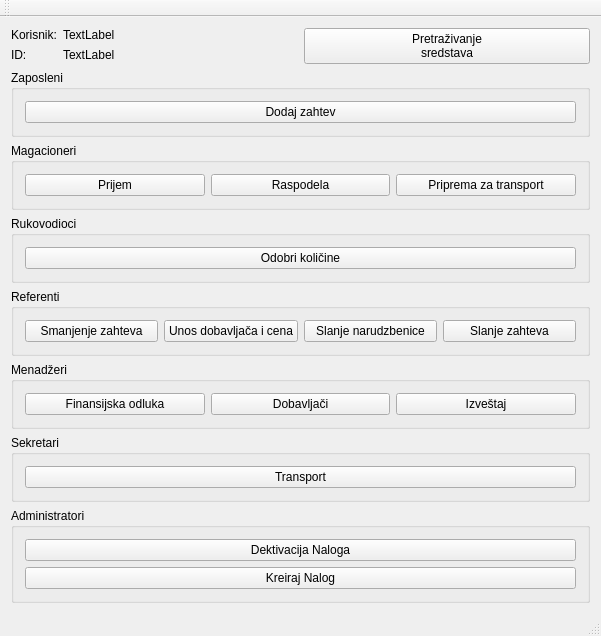
This is mainwindow.ui in zivke/nabavke as Qt 5 draws it before an edit. The edited form follows.
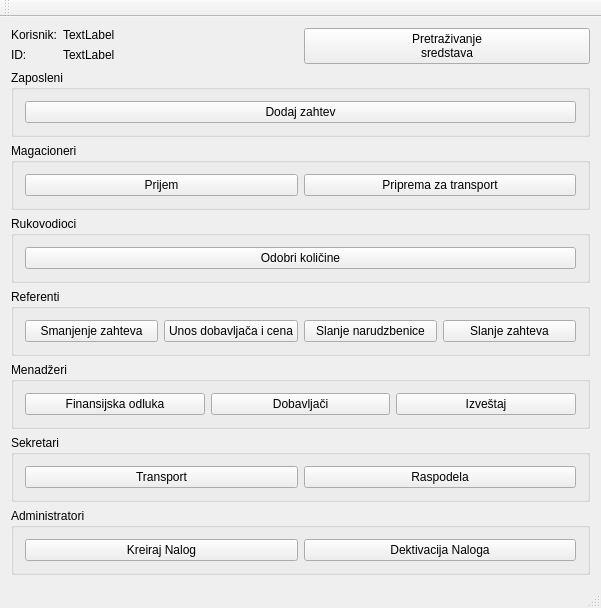
This is the edited form. Icons and pictures are not drawn.

What changed in the file:
```diff
--- a/mainwindow.ui
+++ b/mainwindow.ui
@@ -101,13 +101,6 @@
          </property>
         </widget>
        </item>
-       <item>
-        <widget class="QPushButton" name="btnRaspodeli">
-         <property name="text">
-          <string>Raspodela</string>
-         </property>
-        </widget>
-       </item>
        <item>
         <widget class="QPushButton" name="btnpriprema">
          <property name="text">
@@ -206,7 +199,7 @@
       <property name="title">
        <string>Sekretari</string>
       </property>
-      <layout class="QVBoxLayout" name="verticalLayout_5">
+      <layout class="QHBoxLayout" name="horizontalLayout_6">
        <item>
         <widget class="QPushButton" name="btnTransport">
          <property name="text">
@@ -214,6 +207,13 @@
          </property>
         </widget>
        </item>
+       <item>
+        <widget class="QPushButton" name="btnRaspodeli">
+         <property name="text">
+          <string>Raspodela</string>
+         </property>
+        </widget>
+       </item>
       </layout>
      </widget>
     </item>
@@ -222,14 +222,7 @@
       <property name="title">
        <string>Administratori</string>
       </property>
-      <layout class="QVBoxLayout" name="verticalLayout_3">
-       <item>
-        <widget class="QPushButton" name="pushButton_3">
-         <property name="text">
-          <string>Dektivacija Naloga</string>
-         </property>
-        </widget>
-       </item>
+      <layout class="QHBoxLayout" name="horizontalLayout_7">
        <item>
         <widget class="QPushButton" name="pushButton_2">
          <property name="text">
@@ -237,6 +230,13 @@
          </property>
         </widget>
        </item>
+       <item>
+        <widget class="QPushButton" name="pushButton_3">
+         <property name="text">
+          <string>Dektivacija Naloga</string>
+         </property>
+        </widget>
+       </item>
       </layout>
      </widget>
     </item>
```
